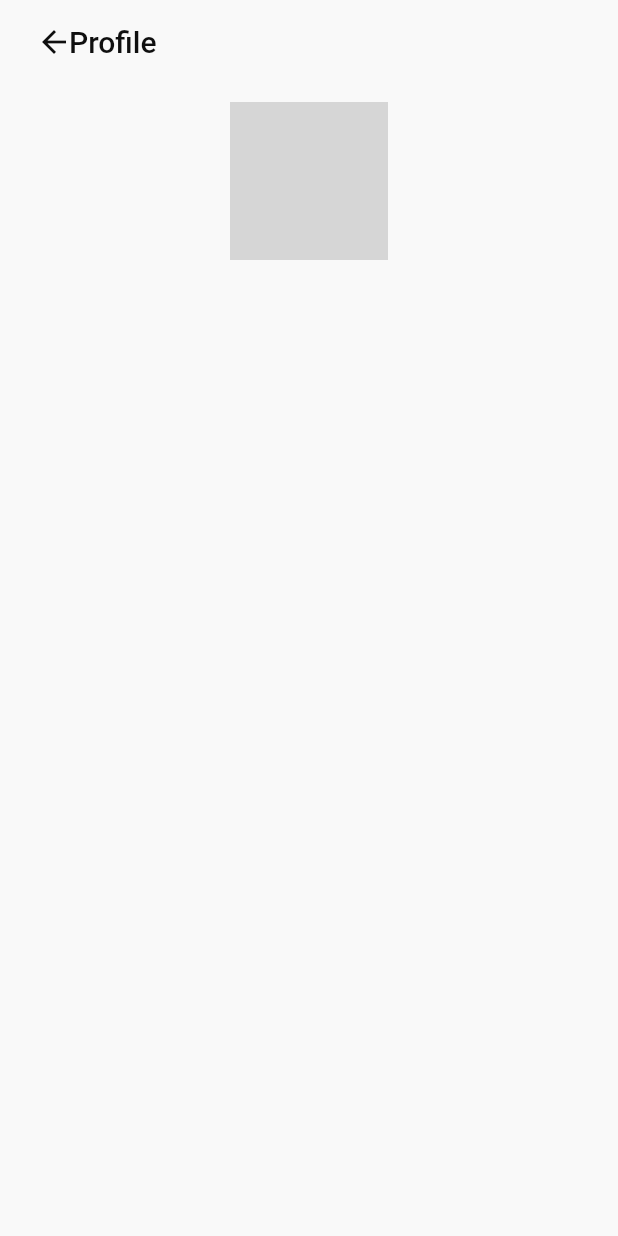
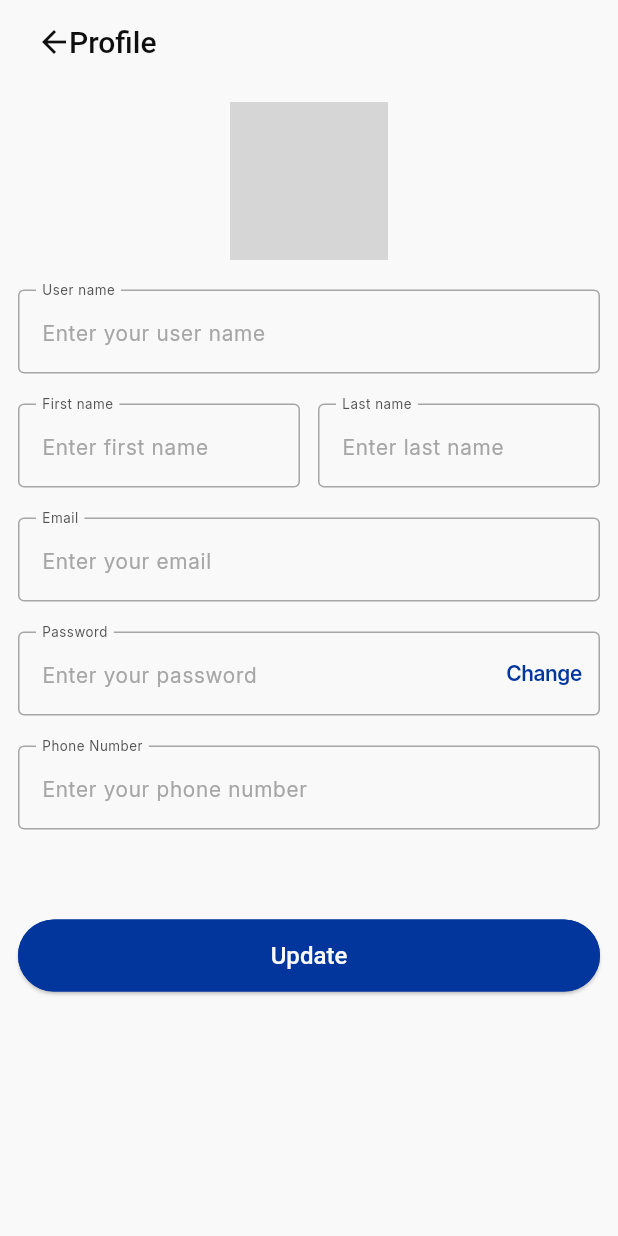
Before and after one commit to mohamedaly0206/Online-Exam-App, a Flutter app: the EditProfileView screen opened directly, on a phone screen of 412 x 824 dp. Run offline on Flutter 3.47's test engine with Material 3 defaults, Android fonts, the phone set to English and light mode, and no system bars; our stand-ins replace dio, equatable, flutter_bloc, flutter_native_splash, flutter_otp_text_field, flutter_secure_storage and 7 more; accounts and stored records are empty; generated files the repository leaves out were written again; network calls fail; grey boxes are pictures that could not be loaded.

Commit message:
feat(edit-profile): finish edit profile view ui

```diff
--- a/lib/features/edit_profile/presentation/view/edit_profile_view.dart
+++ b/lib/features/edit_profile/presentation/view/edit_profile_view.dart
@@ -9,10 +9,7 @@ class EditProfileView extends StatelessWidget {
   @override
   Widget build(BuildContext context) {
     return Scaffold(
-      appBar: CustomAppBar(
-        hasBackButton: false,
-        title: AppStrings.profile,
-      ),
+      appBar: CustomAppBar(hasBackButton: false, title: AppStrings.profile),
       body: const EditProfileViewBody(),
     );
   }
--- a/lib/features/edit_profile/presentation/widgets/edit_profile_view_body.dart
+++ b/lib/features/edit_profile/presentation/widgets/edit_profile_view_body.dart
@@ -1,4 +1,5 @@
 import 'package:flutter/material.dart';
+import 'package:online_exam_app/core/values/app_strings.dart';
 
 class EditProfileViewBody extends StatelessWidget {
   const EditProfileViewBody({super.key});
@@ -43,6 +44,76 @@ class EditProfileViewBody extends StatelessWidget {
               ],
             ),
           ),
+          const SizedBox(height: 20),
+          TextFormField(
+            decoration: const InputDecoration(
+              label: Text(AppStrings.userName),
+              hintText: 'Enter your user name',
+            ),
+          ),
+          const SizedBox(height: 20),
+          Row(
+            mainAxisSize: MainAxisSize.min,
+            children: [
+              Expanded(
+                child: TextFormField(
+                  decoration: const InputDecoration(
+                    label: Text(AppStrings.firstName),
+                    hintText: 'Enter first name',
+                  ),
+                ),
+              ),
+              const SizedBox(width: 12),
+              Expanded(
+                child: TextFormField(
+                  decoration: const InputDecoration(
+                    label: Text(AppStrings.lastName),
+                    hintText: 'Enter last name',
+                  ),
+                ),
+              ),
+            ],
+          ),
+          const SizedBox(height: 20),
+          TextFormField(
+            decoration: const InputDecoration(
+              label: Text(AppStrings.email),
+              hintText: 'Enter your email',
+            ),
+          ),
+          const SizedBox(height: 20),
+          TextFormField(
+            decoration: InputDecoration(
+              suffixIcon: Padding(
+                padding: const EdgeInsets.only(right: 12.0),
+                child: TextButton(
+                  style: TextButton.styleFrom(
+                    textStyle: Theme.of(context).textTheme.displayLarge
+                        ?.copyWith(
+                          color: Theme.of(context).colorScheme.primary,
+                          fontWeight: FontWeight.w600,
+                        ),
+                  ),
+                  onPressed: () {},
+                  child: Text(AppStrings.change),
+                ),
+              ),
+              label: Text(AppStrings.password),
+              hintText: 'Enter your password',
+            ),
+          ),
+          const SizedBox(height: 20),
+          TextFormField(
+            decoration: const InputDecoration(
+              label: Text(AppStrings.phone),
+              hintText: 'Enter your phone number',
+            ),
+          ),
+          const SizedBox(height: 60),
+          ElevatedButton(
+            onPressed: () {},
+            child: Text(AppStrings.updateButton),
+          ),
         ],
       ),
     );
```
